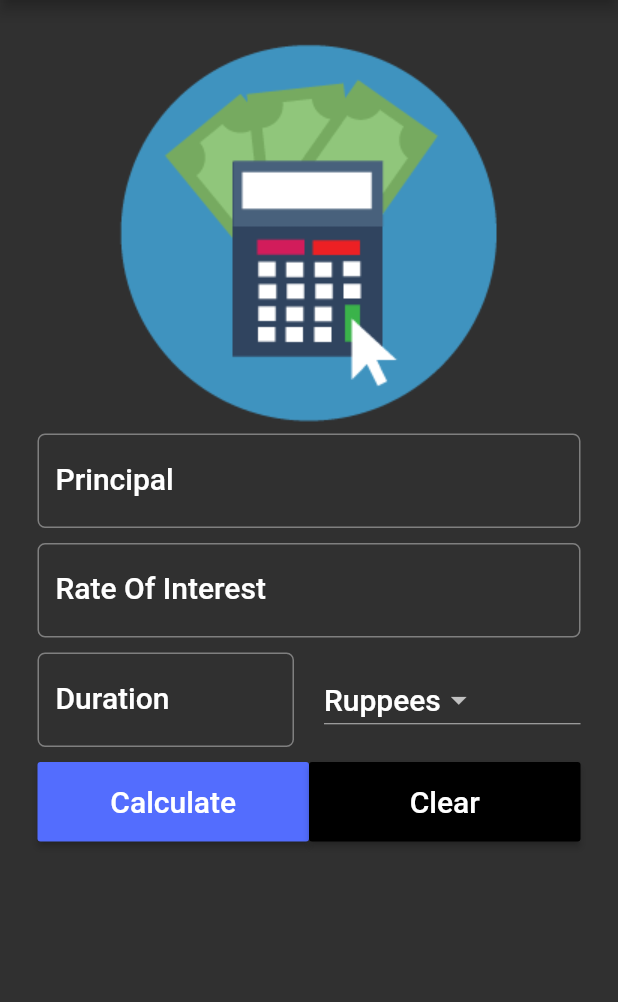
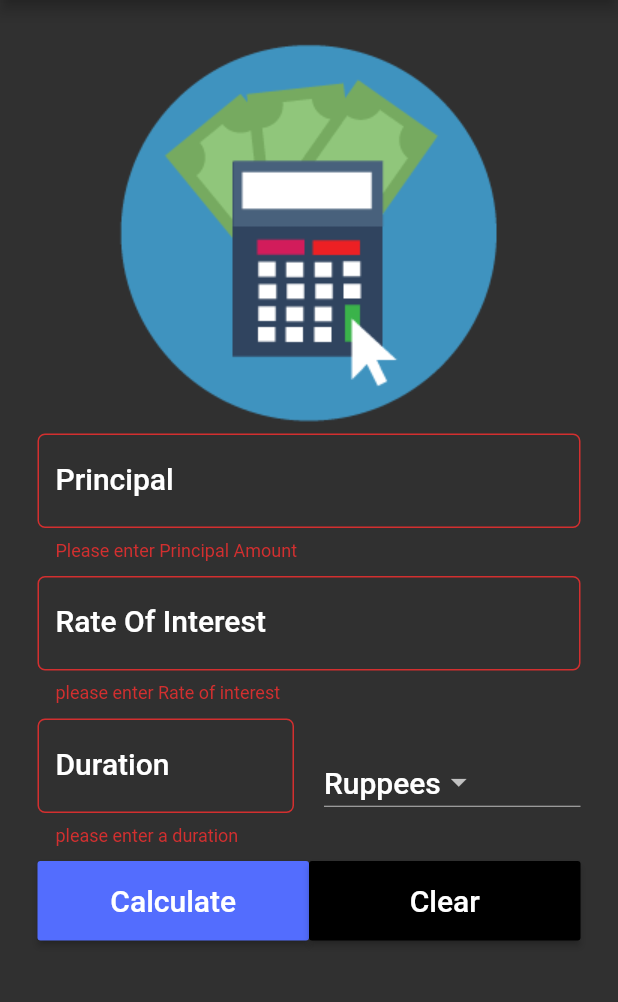
Before and after one commit to romit-zunjarrao/Simple-Interest-Calculator, a Flutter app: the screen it shows after launch, after a tap on "Calculate", on a phone screen of 412 x 824 dp, the part 84-1086 px from its top. Run offline on Flutter 3.47's test engine with Material 2 defaults, Android fonts, the phone set to English and light mode, and no system bars.

Commit message:
project completed

```diff
--- a/lib/main.dart
+++ b/lib/main.dart
@@ -22,16 +22,31 @@ class SIForm extends StatefulWidget {
 
 class SIFormState extends State<SIForm> {
   List<String> list = ['Ruppees', 'Dollar', 'Pounds', 'Others'];
-  var selected = "Ruppees";
+  var selected;
+
+  var formKey = GlobalKey<FormState>();
+
+  TextEditingController principalController = new TextEditingController();
+  TextEditingController roiController = new TextEditingController();
+  TextEditingController durationController = new TextEditingController();
+  String displayText = "";
+
+  @override
+  void initState() {
+    super.initState();
+    selected = list[0];
+  }
+
   @override
   Widget build(BuildContext context) {
-
     TextStyle textStyle = Theme.of(context).textTheme.title;
     return new Scaffold(
       appBar: new AppBar(
         title: Text("Simple Interest Calculator"),
       ),
-      body: new ListView(padding: EdgeInsets.all(25.0), children: <Widget>[
+      body: Form(
+        key: formKey,
+        child: new ListView(padding: EdgeInsets.all(25.0), children: <Widget>[
           new Column(
             children: <Widget>[
               new Image(
@@ -39,11 +54,11 @@ class SIFormState extends State<SIForm> {
               ),
               Padding(
                 padding: EdgeInsets.only(top: 5.0, bottom: 5.0),
-              child: new TextField(
+                child: new TextFormField(
                   style: textStyle,
+                  controller: principalController,
                   keyboardType: TextInputType.number,
                   decoration: InputDecoration(
-
                       labelText: "Principal",
                       hintText: 'enter Principal e.g. 12000',
                       labelStyle: textStyle,
@@ -51,11 +66,15 @@ class SIFormState extends State<SIForm> {
                       border: OutlineInputBorder(
                         borderRadius: BorderRadius.circular(5.0),
                       )),
+                  validator: (String value) {
+                    if (value.isEmpty) return "Please enter Principal Amount";
+                  },
                 ),
               ),
               Padding(
                 padding: EdgeInsets.only(top: 5.0, bottom: 5.0),
-              child: new TextField(
+                child: new TextFormField(
+                  controller: roiController,
                   style: textStyle,
                   keyboardType: TextInputType.number,
                   decoration: InputDecoration(
@@ -66,6 +85,9 @@ class SIFormState extends State<SIForm> {
                       border: OutlineInputBorder(
                         borderRadius: BorderRadius.circular(5.0),
                       )),
+                  validator: (String value) {
+                    if (value.isEmpty) return "please enter Rate of interest";
+                  },
                 ),
               ),
               Padding(
@@ -73,17 +95,21 @@ class SIFormState extends State<SIForm> {
                 child: new Row(
                   children: <Widget>[
                     Expanded(
-                      child: new TextField(
+                        child: new TextFormField(
+                      controller: durationController,
                       style: textStyle,
                       keyboardType: TextInputType.number,
                       decoration: InputDecoration(
                         labelText: 'Duration',
-                      hintText: 'Duration',
+                        hintText: 'term',
                         labelStyle: textStyle,
                         hintStyle: textStyle,
                         border: OutlineInputBorder(
                             borderRadius: BorderRadius.circular(5.0)),
                       ),
+                      validator: (String value) {
+                        if (value.isEmpty) return "please enter a duration";
+                      },
                     )),
                     new Container(
                       padding: EdgeInsets.all(10.0),
@@ -93,7 +119,10 @@ class SIFormState extends State<SIForm> {
                         items: list.map((String value) {
                           return new DropdownMenuItem(
                             value: value,
-                          child: Text(value, style: textStyle,),
+                            child: Text(
+                              value,
+                              style: textStyle,
+                            ),
                           );
                         }).toList(),
                         onChanged: (newSelected) {
@@ -115,21 +144,55 @@ class SIFormState extends State<SIForm> {
                 child: new RaisedButton(
                   padding: EdgeInsets.all(15.0),
                   color: Theme.of(context).primaryColor,
-                onPressed: () {},
-                child: Text("Calculate", style: textStyle,),
+                  onPressed: () {
+                    setState(() {
+                      if (formKey.currentState.validate()) {
+                        calculateInterest();
+                      }
+                    });
+                  },
+                  child: Text(
+                    "Calculate",
+                    style: textStyle,
+                  ),
                 ),
               ),
               Expanded(
                 child: new RaisedButton(
                   color: Colors.black,
                   padding: EdgeInsets.all(15.0),
-                onPressed: () {},
-                child: Text("Clear", style:textStyle),
+                  onPressed: () {
+                    setState(() {
+                      reset();
+                    });
+                  },
+                  child: Text("Clear", style: textStyle),
                 ),
               ),
             ]),
           ),
+          new Text(
+            displayText,
+            style: textStyle,
+          ),
         ]),
+      ),
     );
   }
+
+  void calculateInterest() {
+    double principal = double.parse(principalController.text);
+    double roi = double.parse(roiController.text);
+    double duration = double.parse(durationController.text);
+    double pnr = principal + (principal * roi * duration) / 100;
+    displayText = "Your simple interest Calculated in ${selected} is ${pnr}";
   }
+
+  void reset() {
+    principalController.text = "";
+    roiController.text = "";
+    durationController.text = "";
+    displayText = "";
+    selected = list[0];
+  }
+}
```
Lines whose indentation alone changed are shown as unchanged.
